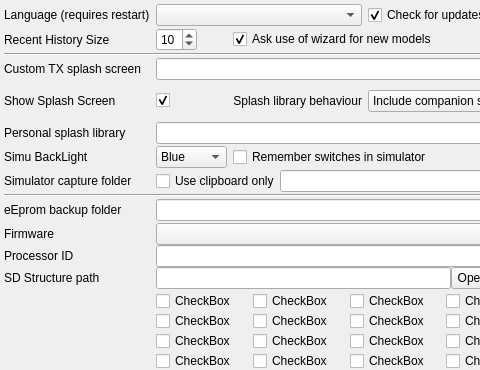
First picture: the form in companion/src/preferencesdialog.ui, repository opentx/opentx, before the edit; both pictures show x 0 to 480 and y 0 to 370 of the 741 by 710 pixel window.
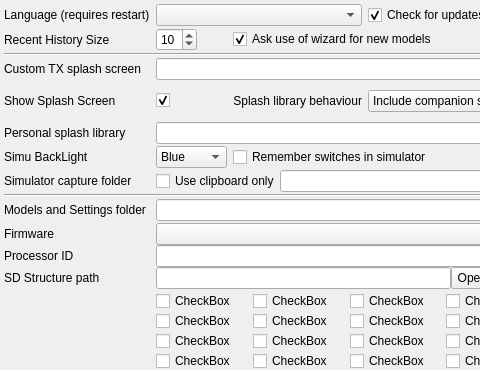
Second picture: the form after the edit. Icons and pictures are not drawn.

Diff of the .ui file:
```diff
--- a/companion/src/preferencesdialog.ui
+++ b/companion/src/preferencesdialog.ui
@@ -787,7 +787,7 @@
    <item row="16" column="0">
     <widget class="QLabel" name="label_17">
      <property name="text">
-      <string>eEprom backup folder</string>
+      <string>Models and Settings folder</string>
      </property>
     </widget>
    </item>
```
